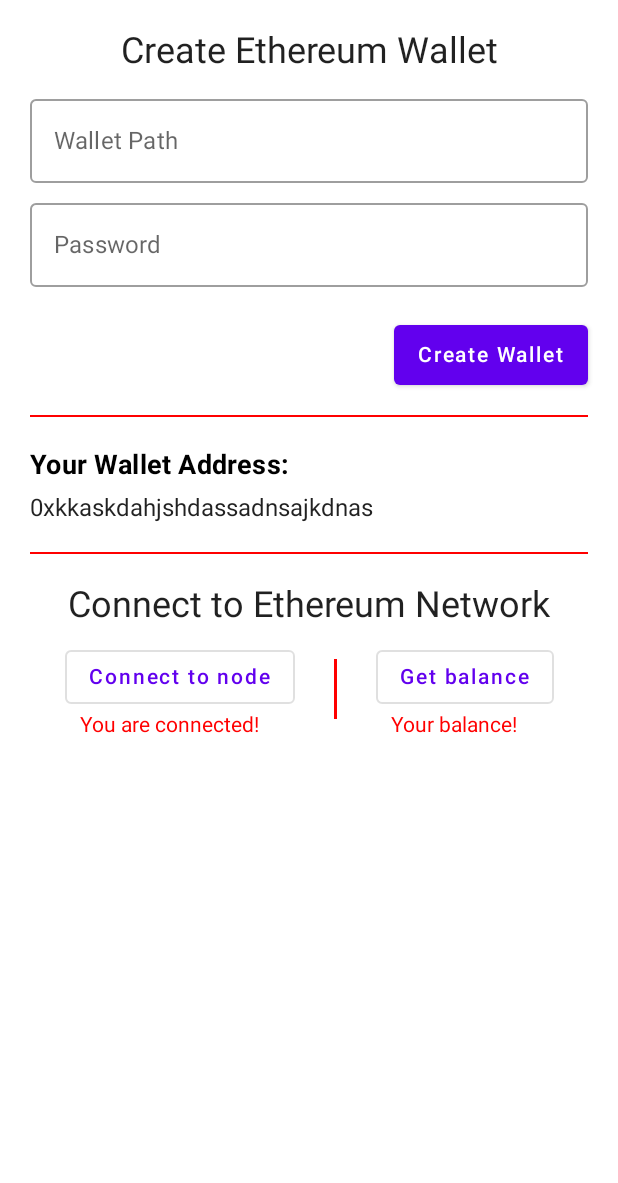
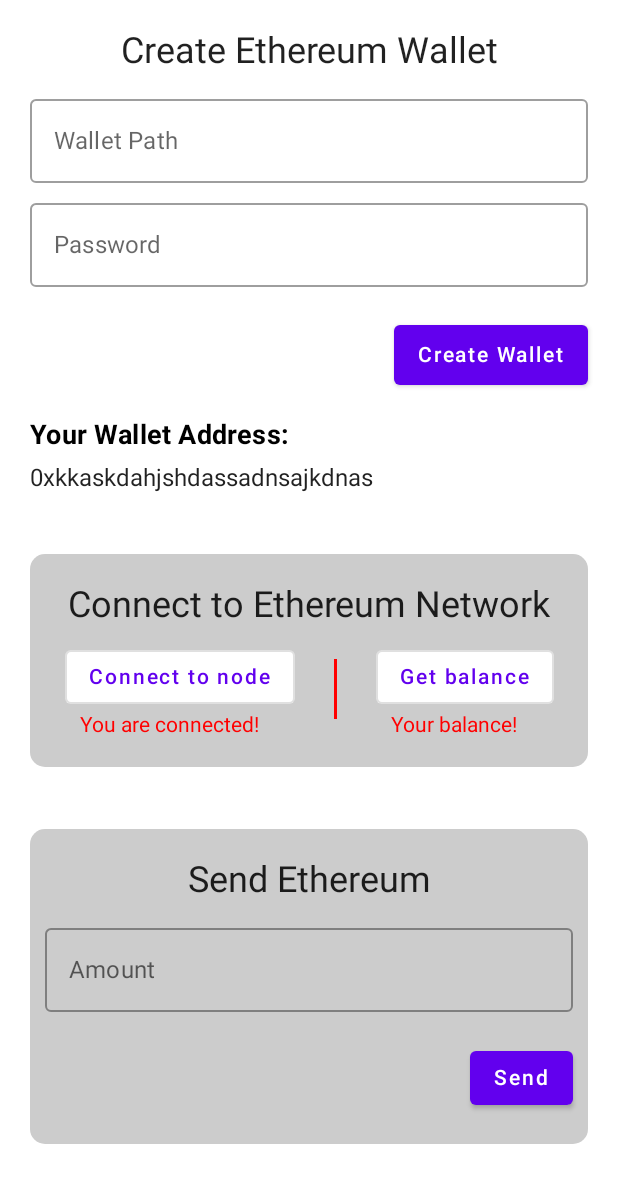
Before and after one commit to Amir-ByteGrowth/EtheriumBlockChainWeb3, an Android app built with Jetpack Compose: the screen it shows after launch (MainActivity), on a phone screen of 412 x 824 dp. Shown: the top 1183 px of the screen. Run offline under Robolectric (Android 15) with nearby library versions, the phone set to English and light mode, and no system bars.

Commit message:
send balance section created and softinput window issue resolved

```diff
--- a/app/src/main/AndroidManifest.xml
+++ b/app/src/main/AndroidManifest.xml
@@ -14,6 +14,7 @@
         android:theme="@style/Theme.EtheriumBlockChainWeb3"
         tools:targetApi="31">
         <activity
+            android:windowSoftInputMode="adjustResize"
             android:name=".MainActivity"
             android:exported="true"
             android:theme="@style/Theme.EtheriumBlockChainWeb3">
--- a/app/src/main/java/com/example/etheriumblockchainweb3/screens/connecttoetherium/ConnectToEthereumNetwork.kt
+++ b/app/src/main/java/com/example/etheriumblockchainweb3/screens/connecttoetherium/ConnectToEthereumNetwork.kt
@@ -1,6 +1,7 @@
 package com.example.etheriumblockchainweb3.screens.connecttoetherium
 
 import android.widget.Space
+import androidx.compose.foundation.BorderStroke
 import androidx.compose.foundation.background
 import androidx.compose.foundation.border
 import androidx.compose.foundation.layout.*
@@ -19,10 +20,16 @@ import androidx.compose.ui.unit.sp
 
 @Composable
 fun ConnectToEthereum(modifier: Modifier = Modifier) {
+    Surface(
+        color = Color.LightGray,
+        shape = RoundedCornerShape(10.dp),
+
+        ) {
         Column(
             modifier = modifier
                 .fillMaxWidth()
-            .padding(horizontal = 10.dp), horizontalAlignment = Alignment.CenterHorizontally
+                .padding(horizontal = 10.dp, vertical = 20.dp),
+            horizontalAlignment = Alignment.CenterHorizontally
         ) {
             Text(text = "Connect to Ethereum Network", style = MaterialTheme.typography.h5)
             Spacer(modifier = modifier.height(10.dp))
@@ -68,6 +75,8 @@ fun ConnectToEthereum(modifier: Modifier = Modifier) {
         }
     }
 
+}
+
 @Preview(showBackground = true)
 @Composable
 fun PreviewConnectionToEthereum() {
--- a/app/src/main/java/com/example/etheriumblockchainweb3/screens/createwallet/EtheriumWallet.kt
+++ b/app/src/main/java/com/example/etheriumblockchainweb3/screens/createwallet/EtheriumWallet.kt
@@ -2,6 +2,8 @@ package com.example.etheriumblockchainweb3.screens.createwallet
 
 import androidx.compose.foundation.background
 import androidx.compose.foundation.layout.*
+import androidx.compose.foundation.rememberScrollState
+import androidx.compose.foundation.verticalScroll
 import androidx.compose.material.*
 import androidx.compose.runtime.*
 import androidx.compose.ui.Alignment
@@ -15,6 +17,7 @@ import androidx.compose.ui.tooling.preview.Preview
 import androidx.compose.ui.unit.dp
 import androidx.compose.ui.unit.sp
 import com.example.etheriumblockchainweb3.screens.connecttoetherium.ConnectToEthereum
+import com.example.etheriumblockchainweb3.screens.sendbalance.CreateSendBalance
 import com.example.etheriumblockchainweb3.ui.theme.Teal200
 
 @Composable
@@ -28,7 +31,7 @@ fun CreateEthereumWallet(modifier: Modifier = Modifier) {
         horizontalAlignment = Alignment.End,
         modifier = modifier
             .fillMaxWidth()
-            .padding(20.dp)
+            .padding(20.dp).verticalScroll(rememberScrollState())
     ) {
         Text(
             text = "Create Ethereum Wallet",
@@ -60,9 +63,9 @@ fun CreateEthereumWallet(modifier: Modifier = Modifier) {
 
 
         Divider(
-            color = Color.Red,
+            color = Color.Transparent,
             thickness = 1.dp,
-            modifier = modifier.padding(vertical = 20.dp)
+            modifier = modifier.padding(vertical = 10.dp)
         )
 
         if (isWalletAddressAvailable) {
@@ -80,11 +83,18 @@ fun CreateEthereumWallet(modifier: Modifier = Modifier) {
 
             Text(text = "0xkkaskdahjshdassadnsajkdnas", modifier = modifier.fillMaxWidth())
             Divider(
-                color = Color.Red,
+                color = Color.Transparent,
                 thickness = 1.dp,
                 modifier = modifier.padding(vertical = 20.dp)
             )
             ConnectToEthereum()
+
+            Divider(
+                color = Color.Transparent,
+                thickness = 1.dp,
+                modifier = modifier.padding(vertical = 20.dp)
+            )
+            CreateSendBalance()
 
         }
     }
--- /dev/null
+++ b/app/src/main/java/com/example/etheriumblockchainweb3/screens/sendbalance/SendBalance.kt
@@ -0,0 +1,72 @@
+package com.example.etheriumblockchainweb3.screens.sendbalance
+
+import androidx.compose.foundation.ExperimentalFoundationApi
+import androidx.compose.foundation.layout.*
+import androidx.compose.foundation.relocation.BringIntoViewRequester
+import androidx.compose.foundation.relocation.bringIntoViewRequester
+import androidx.compose.foundation.shape.RoundedCornerShape
+import androidx.compose.material.*
+import androidx.compose.runtime.Composable
+import androidx.compose.runtime.remember
+import androidx.compose.runtime.rememberCoroutineScope
+import androidx.compose.ui.Alignment
+import androidx.compose.ui.Modifier
+import androidx.compose.ui.focus.onFocusEvent
+import androidx.compose.ui.graphics.Color
+import androidx.compose.ui.text.style.TextAlign
+import androidx.compose.ui.tooling.preview.Preview
+import androidx.compose.ui.unit.dp
+import kotlinx.coroutines.launch
+
+@OptIn(ExperimentalFoundationApi::class)
+@Composable
+fun CreateSendBalance(modifier: Modifier = Modifier) {
+    val coroutineScope = rememberCoroutineScope()
+    val bringIntoViewRequester = remember { BringIntoViewRequester() }
+    Surface(
+        color = Color.LightGray,
+        shape = RoundedCornerShape(10.dp),
+
+        ) {
+
+        Column(
+            modifier = Modifier.padding(horizontal = 10.dp, vertical = 20.dp),
+            horizontalAlignment = Alignment.End
+        ) {
+            Text(
+                text = "Send Ethereum",
+                style = MaterialTheme.typography.h5,
+                modifier = modifier.fillMaxWidth(), textAlign = TextAlign.Center
+            )
+            Spacer(modifier = Modifier.height(10.dp))
+            OutlinedTextField(
+                modifier = modifier.fillMaxWidth()  .bringIntoViewRequester(bringIntoViewRequester).onFocusEvent { focusState ->
+                    if (focusState.isFocused) {
+                        coroutineScope.launch {
+                            bringIntoViewRequester.bringIntoView()
+                        }
+                    }
+                },
+                value = "",
+                onValueChange = {},
+                label = { Text(text = "Amount") },
+                placeholder = {
+                    Text(
+                        text = "Please Enter Ethereum amount"
+                    )
+                }
+
+            )
+            Spacer(modifier = modifier.height(20.dp))
+            Button(onClick = { }) {
+                Text(text = "Send")
+            }
+        }
+    }
+}
+
+@Preview(showBackground = true)
+@Composable
+fun PreviewSendBalance() {
+    CreateSendBalance()
+}
```
Lines whose indentation alone changed are shown as unchanged.
